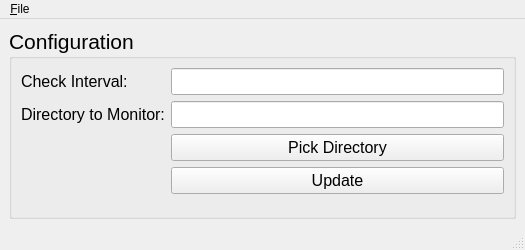
Above: faxCheck.ui from DrBassman/faxCheck before the change. Below: the same form after it.
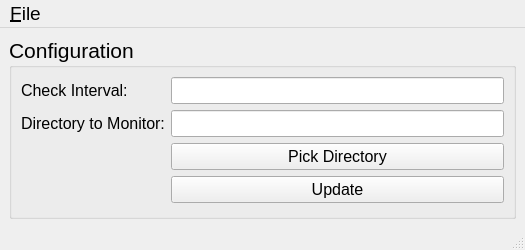
That is the form after the change.

The edit to the form file:
```diff
--- a/faxCheck.ui
+++ b/faxCheck.ui
@@ -11,7 +11,7 @@
    </rect>
   </property>
   <property name="sizePolicy">
-   <sizepolicy hsizetype="Fixed" vsizetype="Fixed">
+   <sizepolicy hsizetype="Preferred" vsizetype="Preferred">
     <horstretch>0</horstretch>
     <verstretch>0</verstretch>
    </sizepolicy>
@@ -168,10 +168,20 @@
      <x>0</x>
      <y>0</y>
      <width>525</width>
-     <height>22</height>
+     <height>32</height>
     </rect>
    </property>
+   <property name="font">
+    <font>
+     <pointsize>14</pointsize>
+    </font>
+   </property>
    <widget class="QMenu" name="menuFile">
+    <property name="font">
+     <font>
+      <pointsize>14</pointsize>
+     </font>
+    </property>
     <property name="title">
      <string>&amp;File</string>
     </property>
```
